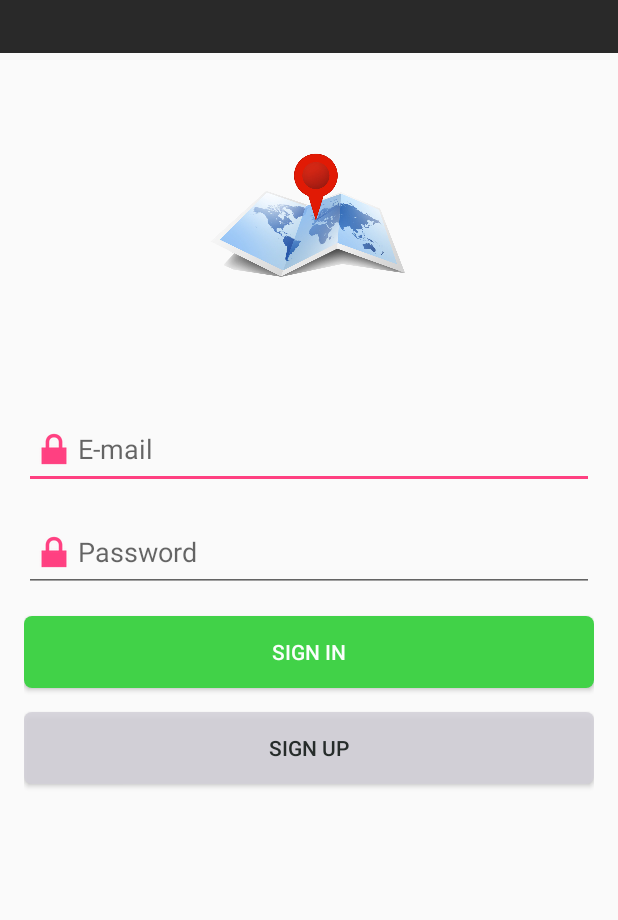
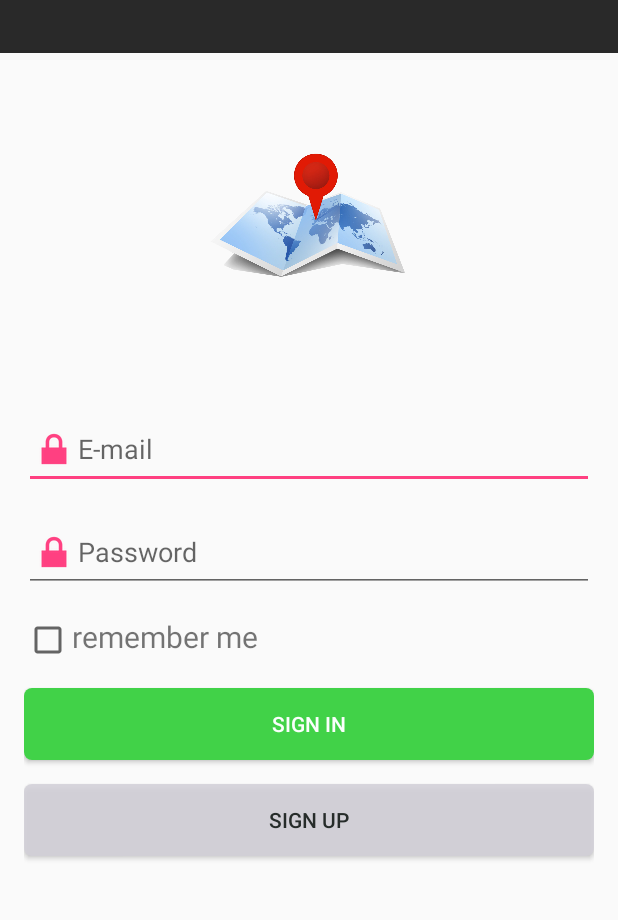
Before and after one commit to hanyu2/Map, an Android app: the screen it shows after launch (LoginActivity), on a phone screen of 412 x 824 dp, the part 70-990 px from its top. Run offline under Robolectric (Android 15) with nearby library versions, the phone set to English and light mode, and no system bars.

```diff
--- a/app/src/main/java/com/example/lenovo/map/LoginActivity.java
+++ b/app/src/main/java/com/example/lenovo/map/LoginActivity.java
@@ -3,11 +3,13 @@ package com.example.lenovo.map;
 
 
 import android.content.Intent;
+import android.content.SharedPreferences;
 import android.os.Message;
 import android.support.v7.app.AppCompatActivity;
 import android.os.Bundle;
 import android.view.View;
 import android.widget.Button;
+import android.widget.CheckBox;
 import android.widget.EditText;
 import android.widget.ImageView;
 import android.widget.Toast;
@@ -20,12 +22,19 @@ public class LoginActivity extends AppCompatActivity {
 
     Button btn_login;
     Button btn_register;
-    EditText edt_username;
+    EditText edt_email;
     EditText edt_password;
     MyHandler handler;
     LoginThread loginThread;
     Thread thread;
     ImageView imageView;
+    String email;
+    String password;
+    CheckBox checkBox;
+    boolean remember;
+
+    SharedPreferences settings;
+    SharedPreferences.Editor editor;
 
     @Override
     protected void onCreate(Bundle savedInstanceState) {
@@ -33,26 +42,38 @@ public class LoginActivity extends AppCompatActivity {
         setContentView(R.layout.activity_login);
         btn_login = (Button) this.findViewById(R.id.btn_login);
         btn_register = (Button) this.findViewById(R.id.btn_register);
-        edt_username = (EditText) this.findViewById(R.id.edt_username);
-        edt_password = (EditText) this.findViewById(R.id.edt_password);
+        edt_email = (EditText) this.findViewById(R.id.edt_login_email);
+        edt_password = (EditText) this.findViewById(R.id.edt_login_password);
         imageView = (ImageView) this.findViewById(R.id.login__map);
-        imageView.setImageDrawable(getDrawable(R.drawable.mapimage));
+        imageView.setImageDrawable(getResources().getDrawable(R.drawable.mapimage));
+        checkBox = (CheckBox) this.findViewById(R.id.chbox_login_remember);
         handler = new MyHandler();
+        settings = getSharedPreferences("setting",0);
+        remember = settings.getBoolean("remember",false);
+
+        if(remember){
+            settings = getSharedPreferences("setting",0);
+            email = settings.getString("email","");
+            edt_email.setText(email);
+        }
         View.OnClickListener myListener = new View.OnClickListener() {
             @Override
             public void onClick(View v) {
                 switch (v.getId()){
                     case R.id.btn_login:
-                        String username = edt_username.getText().toString();
-                        String password = edt_password.getText().toString();
-                        if(username.isEmpty()){
-                            edt_username.setError("please enter your email");
+                        email = edt_email.getText().toString();
+                        password = edt_password.getText().toString();
+                        if(email.isEmpty()){
+                            edt_email.setError("please enter your email");
+                        }
+                        else if(!checkEmail(email)){
+                            edt_email.setError("invalid email");
                         }
                         else if(password.isEmpty()){
                             edt_password.setError("please enter your password");
                         }
                         else{
-                            loginThread = new LoginThread(username,password);
+                            loginThread = new LoginThread(email,password);
                             thread = new Thread(loginThread);
                             thread.start();
                         }
@@ -67,6 +88,15 @@ public class LoginActivity extends AppCompatActivity {
         };
         btn_login.setOnClickListener(myListener);
         btn_register.setOnClickListener(myListener);
+    }
+
+    public boolean checkEmail(String email) {
+        String format = "^([a-zA-Z0-9_\\-\\.]+)@((\\[[0-9]{1,3}\\.[0-9]{1,3}\\.[0-9]{1,3}\\.)|(([a-zA-Z0-9\\-]+\\.)+))([a-zA-Z]{2,4}|[0-9]{1,3})(\\]?)$";
+        if (email.matches(format)) {
+            return true;
+        } else {
+            return false;
+        }
     }
 
     class MyHandler extends android.os.Handler{
@@ -84,15 +114,13 @@ public class LoginActivity extends AppCompatActivity {
                 }
                 else if(data.equals("s")){
                     Toast.makeText(LoginActivity.this,"login successfully",Toast.LENGTH_SHORT).show();
-                    File file = new File("user.txt");
-                    try{
-                        FileWriter fileWriter = new FileWriter(file);
-                        fileWriter.write(edt_username.getText().toString());
-                    }catch (IOException ex){
-                        ex.getStackTrace();
-                    }
-
                     try {
+                        remember = (checkBox.isChecked()) ? true : false;
+                        settings = getSharedPreferences("setting",0);
+                        editor = settings.edit();
+                        editor.putBoolean("remember",remember);
+                        editor.putString("email",email);
+                        editor.commit();
                         Thread.sleep(1);
                         Intent intent = new Intent();
                         intent.setClass(LoginActivity.this, MapsActivity.class);
--- a/app/src/main/res/layout/activity_login.xml
+++ b/app/src/main/res/layout/activity_login.xml
@@ -8,12 +8,13 @@
     tools:context="com.example.lenovo.map.LoginActivity">
 
     <android.support.v7.widget.Toolbar
-        android:id="@+id/tool_bar_send"
+        android:id="@+id/login_toolbar"
         android:layout_width="match_parent"
         android:layout_height="0dp"
         android:layout_weight="0.1"
         android:background="#292929"
         android:textColor="?attr/android:textColorPrimary"
+        app:layout_scrollFlags="scroll|enterAlways"
         >
         <TextView
             android:layout_width="wrap_content"
@@ -81,7 +82,7 @@
             android:layout_height="wrap_content"
             android:inputType="textEmailAddress"
             android:ems="10"
-            android:id="@+id/edt_username"
+            android:id="@+id/edt_login_email"
             android:hint="@string/username"
             android:layout_marginTop="@dimen/activity_horizontal_margin"
             android:layout_alignParentTop="true"
@@ -94,24 +95,38 @@
             android:layout_height="wrap_content"
             android:inputType="textPassword"
             android:ems="10"
-            android:id="@+id/edt_password"
+            android:id="@+id/edt_login_password"
             android:hint="@string/password"
             android:shadowColor="#00ff00ff"
-            android:layout_below="@+id/edt_username"
-            android:layout_alignStart="@+id/edt_username"
+            android:layout_below="@+id/edt_login_email"
+            android:layout_alignStart="@+id/edt_login_email"
             android:layout_marginTop="@dimen/activity_vertical_margin"
             android:drawableLeft="@android:drawable/ic_lock_lock"
             />
 
+        <CheckBox
+            android:layout_width="wrap_content"
+            android:layout_height="wrap_content"
+            android:layout_below="@id/edt_login_password"
+            android:id="@+id/chbox_login_remember"
+            android:layout_marginTop="@dimen/activity_vertical_margin"/>
+        <TextView
+            android:layout_width="wrap_content"
+            android:layout_height="wrap_content"
+            android:layout_toRightOf="@+id/chbox_login_remember"
+            android:layout_below="@id/edt_login_password"
+            android:text="@string/remember_me"
+            android:textSize="@dimen/text_size"
+            android:layout_marginTop="@dimen/activity_vertical_margin"/>
         <Button
             android:layout_width="fill_parent"
             android:layout_height="wrap_content"
             android:text="@string/sign_in"
             android:id="@+id/btn_login"
-            android:layout_below="@+id/edt_password"
+            android:layout_below="@+id/chbox_login_remember"
             android:layout_marginTop="@dimen/activity_vertical_margin"
-            android:layout_alignStart="@+id/edt_password"
-            android:layout_alignEnd="@+id/edt_password"
+            android:layout_alignStart="@+id/edt_login_password"
+            android:layout_alignEnd="@+id/edt_login_password"
             android:background="@drawable/button_green_background"
             android:textColor="#fafefc"
             />
--- a/app/src/main/res/values/dimens.xml
+++ b/app/src/main/res/values/dimens.xml
@@ -3,4 +3,5 @@
     <dimen name="activity_horizontal_margin">16dp</dimen>
     <dimen name="activity_vertical_margin">16dp</dimen>
     <dimen name="fab_margin">16dp</dimen>
+    <dimen name="text_size">20dp</dimen>
 </resources>
```
Also changed, not shown: app/src/main/AndroidManifest.xml (+6 -4 lines), app/src/main/java/com/example/lenovo/map/MapsActivity.java (+40 -33 lines), app/src/main/java/com/example/lenovo/map/MessageData.java (added, +87 -0 lines), app/src/main/java/com/example/lenovo/map/MessageListActivity.java (added, +63 -0 lines), app/src/main/java/com/example/lenovo/map/NetUtils.java (+24 -7 lines), app/src/main/res/layout/activity_message_list.xml (added, +115 -0 lines), app/src/main/res/values/strings.xml (+12 -3 lines).
